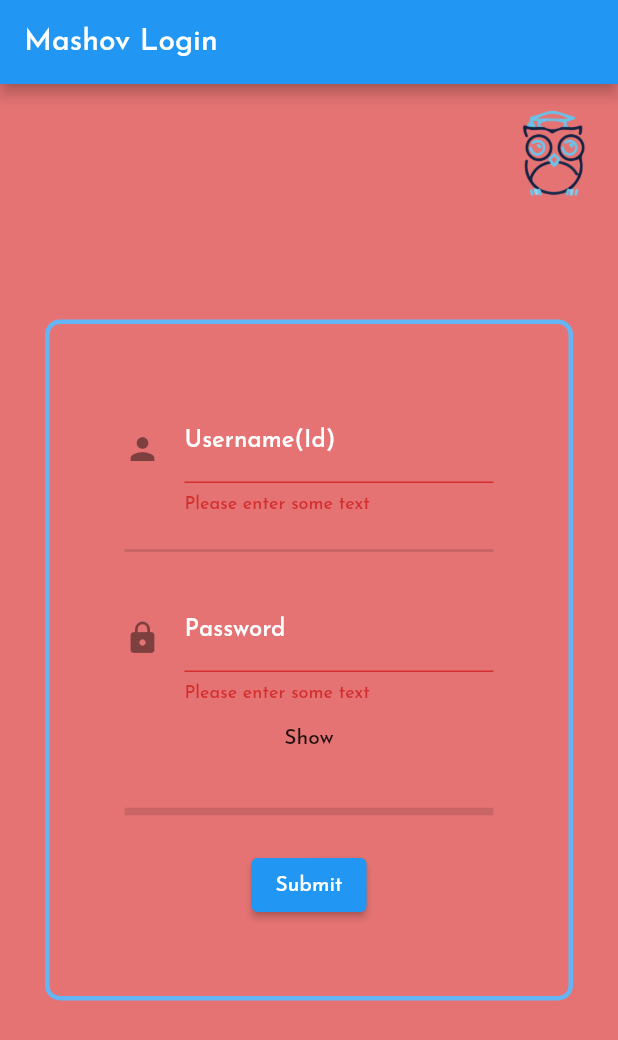
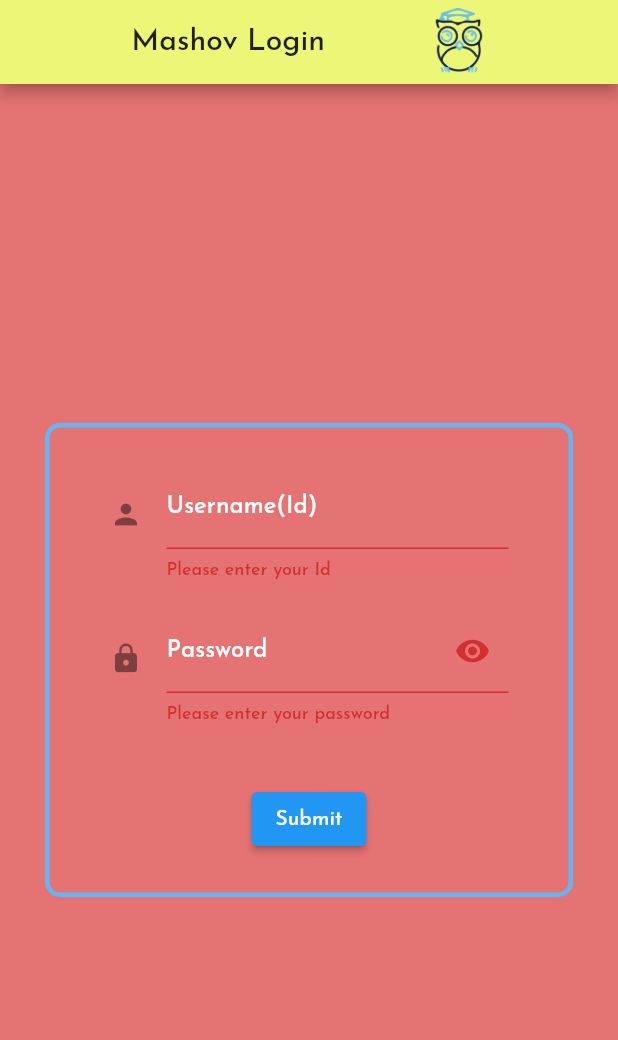
Before and after one commit to palladidrago/Sharpie, a Flutter app: the screen it shows after launch, after a tap on "Submit", on a phone screen of 412 x 824 dp. Shown: the top 1040 px of the screen. Run offline on Flutter 3.47's test engine with Material 2 defaults, Android fonts, the light colour scheme and no system bars; our stand-ins replace flutter_secure_storage, flutter_spinkit, shared_preferences, splashscreen; missing offline and left inert: requests, simple_mashovapi, webfeed.

Commit message:
Design update for mashov credentials

```diff
--- a/lib/screens/homepage/grades.dart
+++ b/lib/screens/homepage/grades.dart
@@ -23,7 +23,15 @@ class _GradePageState extends State<GradePage> {
 
   @override
   Widget build(BuildContext context) {
-    return SafeArea(
+    return Scaffold(
+      appBar: AppBar(
+        title: Text('Grades'),
+        // the background color could vary
+        // if the average grade of the student is below e.g., 60
+        // then the background color would be red and if above e.g., 80 etc...
+        backgroundColor: Colors.grey,
+      ),
+      body: SafeArea(
         child: FutureBuilder<List<Grade>>(
           future: _grades,
           builder: (BuildContext context, AsyncSnapshot<List<Grade>> snapshot) {
@@ -115,6 +123,7 @@ class _GradePageState extends State<GradePage> {
             }
           },
         ),
+      ),
     );
   }
 }
--- a/lib/screens/intro/mashov_credentials.dart
+++ b/lib/screens/intro/mashov_credentials.dart
@@ -13,25 +13,27 @@ class MashovCredentials extends StatelessWidget {
       title: "Sharpie",
       theme: ThemeData(
         fontFamily: "Josefin",
-        scaffoldBackgroundColor: Colors.red[300],
+        primaryColor: Colors.white,
       ),
       debugShowCheckedModeBanner: false,
       home: Scaffold(
         appBar: AppBar(
-          title: Text('Mashov Login'),
+          title: Row(
+            mainAxisAlignment: MainAxisAlignment.spaceEvenly,
+            children: <Widget>[
+              Text('Mashov Login'),
+              Image(
+                height: 45,
+                image: AssetImage(Images.logoLoc),
+              ),
+            ],
+          ),
+          backgroundColor: Color(0xFFECF677),
         ),
         body: SafeArea(
-          child: Stack(
-            //There's probably a better way to do this than Scaffold<SafeArea<Stack
-            children: <Widget>[
-              Align(
-                alignment: Alignment(0.9, -0.95),
-                child: Image(height: 60, image: AssetImage(Images.logoLoc)),
-              ),
-              MashovForm(),
-            ],
-          ),
+          child: MashovForm(),
         ),
+        backgroundColor: Colors.red[300],
       ),
     );
   }
@@ -68,16 +70,14 @@ class _MashovFormState extends State<MashovForm> {
         mainAxisAlignment: MainAxisAlignment.center, //Centers the form
         children: <Widget>[
           Container(
-            margin: const EdgeInsets.all(30.0),
-            padding: const EdgeInsets.all(50.0),
+            margin: const EdgeInsets.all(30),
+            padding: const EdgeInsets.symmetric(vertical: 25, horizontal: 40),
             decoration: BoxDecoration(
               border: Border.all(
                 color: Colors.blue[300],
                 width: 3.0,
               ),
-              borderRadius: BorderRadius.all(
-                Radius.circular(10.0),
-              ),
+              borderRadius: BorderRadius.all(Radius.circular(10)),
             ),
             child: Column(
               children: <Widget>[
@@ -85,13 +85,14 @@ class _MashovFormState extends State<MashovForm> {
                   controller: nameController,
                   decoration: InputDecoration(
                     labelText: "Username(Id)",
-                    icon: const Padding(
+                    icon: Padding(
                       padding: const EdgeInsets.only(top: 10.0),
-                      child: const Icon(Icons.person),
+                      child: const Icon(
+                        Icons.person,
+                        size: 22,
+                      ),
                     ),
-                    labelStyle: TextStyle(
-                      color: Colors.white,
-                    ),
+                    labelStyle: TextStyle(color: Colors.white),
                     fillColor: Colors.white,
                     focusedBorder: OutlineInputBorder(
                       borderSide:
@@ -101,49 +102,48 @@ class _MashovFormState extends State<MashovForm> {
                   ),
                   validator: (value) {
                     if (value.isEmpty) {
-                      return 'Please enter some text';
+                      return 'Please enter your Id';
                     }
                     return null;
                   },
                 ),
-                Divider(
-                  height: 50,
-                  thickness: 2,
-                ),
+                Padding(padding: const EdgeInsets.symmetric(vertical: 10)),
                 TextFormField(
                   controller: passwordController,
                   decoration: InputDecoration(
                     labelText: "Password",
-                    icon: const Padding(
+                    icon: Padding(
                       padding: const EdgeInsets.only(top: 10.0),
-                      child: const Icon(Icons.lock),
+                      child: const Icon(
+                        Icons.lock,
+                        size: 22,
+                      ),
                     ),
-                    labelStyle: TextStyle(
-                      color: Colors.white,
+                    suffixIcon: IconButton(
+                      onPressed: _toggle,
+                      icon: Icon(
+                        _obscureText ? Icons.visibility : Icons.visibility_off,
+                      ),
                     ),
+                    labelStyle: TextStyle(color: Colors.white),
                     fillColor: Colors.white,
                     focusedBorder: OutlineInputBorder(
-                      borderSide:
-                          const BorderSide(color: Colors.white, width: 2.0),
+                      borderSide: const BorderSide(
+                        color: Colors.white,
+                        width: 2.0,
+                      ),
                       borderRadius: BorderRadius.circular(25.0),
                     ),
                   ),
                   validator: (value) {
                     if (value.isEmpty) {
-                      return 'Please enter some text';
+                      return 'Please enter your password';
                     }
                     return null;
                   },
                   obscureText: _obscureText,
                 ),
-                new FlatButton(
-                  onPressed: _toggle,
-                  child: new Text(_obscureText ? "Show" : "Hide"),
-                ),
-                Divider(
-                  height: 50,
-                  thickness: 5,
-                ),
+                Padding(padding: const EdgeInsets.symmetric(vertical: 20)),
                 Container(
                   child: ElevatedButton(
                     child: Text('Submit'),
```
Also changed, not shown: 1 other file. Lines whose indentation alone changed are shown as unchanged.
